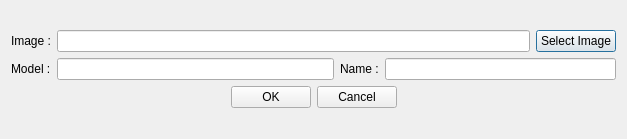
This is ui/AddNewUAVDialog.ui in iammetehan/uav-swarm-simulator as Qt 5 draws it before an edit. The edited form follows.
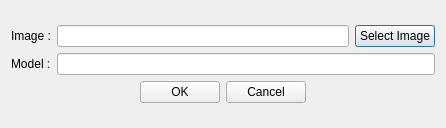
This is the edited form.

The edit to the form file:
```diff
--- a/ui/AddNewUAVDialog.ui
+++ b/ui/AddNewUAVDialog.ui
@@ -6,8 +6,8 @@
    <rect>
     <x>0</x>
     <y>0</y>
-    <width>627</width>
-    <height>139</height>
+    <width>446</width>
+    <height>128</height>
    </rect>
   </property>
   <property name="windowTitle">
@@ -53,20 +53,6 @@
        <item>
         <widget class="QLineEdit" name="UAVModel"/>
        </item>
-       <item>
-        <layout class="QHBoxLayout" name="horizontalLayout_4">
-         <item>
-          <widget class="QLabel" name="label_3">
-           <property name="text">
-            <string>Name :</string>
-           </property>
-          </widget>
-         </item>
-         <item>
-          <widget class="QLineEdit" name="UAVName"/>
-         </item>
-        </layout>
-       </item>
       </layout>
      </item>
      <item>
```
